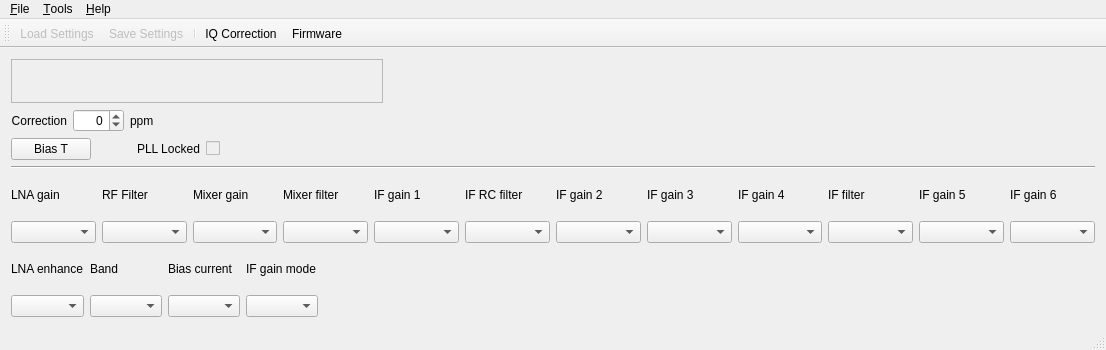
csete/qthid, file mainwindow.ui: the form before one commit.
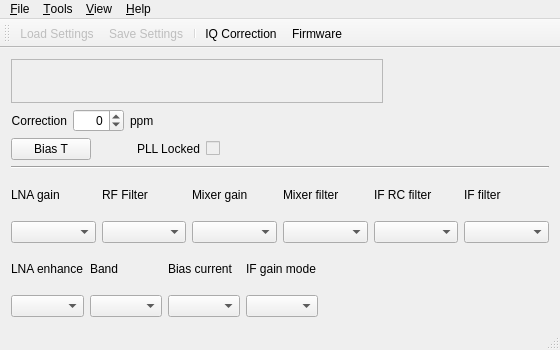
The form after the commit. Icons and pictures are not drawn. Custom widgets are drawn as their Qt base class.

Commit message: Issue #10: Move IF gain controls to dock widget.

What changed in the file:
```diff
--- a/mainwindow.ui
+++ b/mainwindow.ui
@@ -6,7 +6,7 @@
    <rect>
     <x>0</x>
     <y>0</y>
-    <width>1106</width>
+    <width>560</width>
     <height>350</height>
    </rect>
   </property>
@@ -261,61 +261,19 @@
        </widget>
       </item>
       <item row="0" column="4">
-       <widget class="QLabel" name="labelIFGain1">
-        <property name="text">
-         <string>IF gain 1</string>
-        </property>
-       </widget>
-      </item>
-      <item row="0" column="5">
        <widget class="QLabel" name="labelIFRCfilter">
         <property name="text">
          <string>IF RC filter</string>
         </property>
        </widget>
       </item>
-      <item row="0" column="6">
-       <widget class="QLabel" name="labelIFGain2">
-        <property name="text">
-         <string>IF gain 2</string>
-        </property>
-       </widget>
-      </item>
-      <item row="0" column="7">
-       <widget class="QLabel" name="labelIFGain3">
-        <property name="text">
-         <string>IF gain 3</string>
-        </property>
-       </widget>
-      </item>
-      <item row="0" column="8">
-       <widget class="QLabel" name="label">
-        <property name="text">
-         <string>IF gain 4</string>
-        </property>
-       </widget>
-      </item>
-      <item row="0" column="9">
+      <item row="0" column="5">
        <widget class="QLabel" name="labelFilter">
         <property name="text">
          <string>IF filter</string>
         </property>
        </widget>
       </item>
-      <item row="0" column="10">
-       <widget class="QLabel" name="labelIFGain5">
-        <property name="text">
-         <string>IF gain 5</string>
-        </property>
-       </widget>
-      </item>
-      <item row="0" column="11">
-       <widget class="QLabel" name="labelIFGain6">
-        <property name="text">
-         <string>IF gain 6</string>
-        </property>
-       </widget>
-      </item>
       <item row="1" column="0">
        <widget class="QComboBox" name="comboBoxLNAGain"/>
       </item>
@@ -338,29 +296,11 @@
        <widget class="QComboBox" name="comboBoxMixerFilter"/>
       </item>
       <item row="1" column="4">
-       <widget class="QComboBox" name="comboBoxIFGain1"/>
-      </item>
-      <item row="1" column="5">
        <widget class="QComboBox" name="comboBoxIFRCFilter"/>
       </item>
-      <item row="1" column="6">
-       <widget class="QComboBox" name="comboBoxIFGain2"/>
-      </item>
-      <item row="1" column="7">
-       <widget class="QComboBox" name="comboBoxIFGain3"/>
-      </item>
-      <item row="1" column="8">
-       <widget class="QComboBox" name="comboBoxIFGain4"/>
-      </item>
-      <item row="1" column="9">
+      <item row="1" column="5">
        <widget class="QComboBox" name="comboBoxIFFilter"/>
       </item>
-      <item row="1" column="10">
-       <widget class="QComboBox" name="comboBoxIFGain5"/>
-      </item>
-      <item row="1" column="11">
-       <widget class="QComboBox" name="comboBoxIFGain6"/>
-      </item>
       <item row="0" column="1">
        <widget class="QLabel" name="labelRFFilter">
         <property name="text">
@@ -451,7 +391,7 @@
     <rect>
      <x>0</x>
      <y>0</y>
-     <width>1106</width>
+     <width>560</width>
      <height>25</height>
     </rect>
    </property>
@@ -481,8 +421,14 @@
     <addaction name="actionBalance"/>
     <addaction name="actionDefault"/>
    </widget>
+   <widget class="QMenu" name="menu_View">
+    <property name="title">
+     <string>&amp;View</string>
+    </property>
+   </widget>
    <addaction name="menuFile"/>
    <addaction name="menu_Tools"/>
+   <addaction name="menu_View"/>
    <addaction name="menuHelp"/>
   </widget>
   <widget class="QToolBar" name="mainToolBar">
```
The commit also changes 6 other files.
